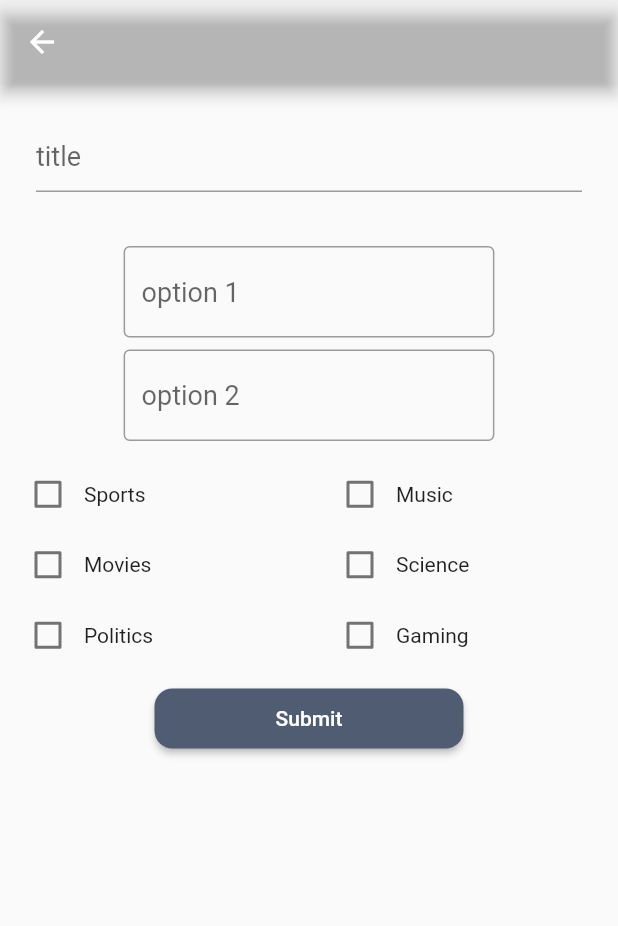
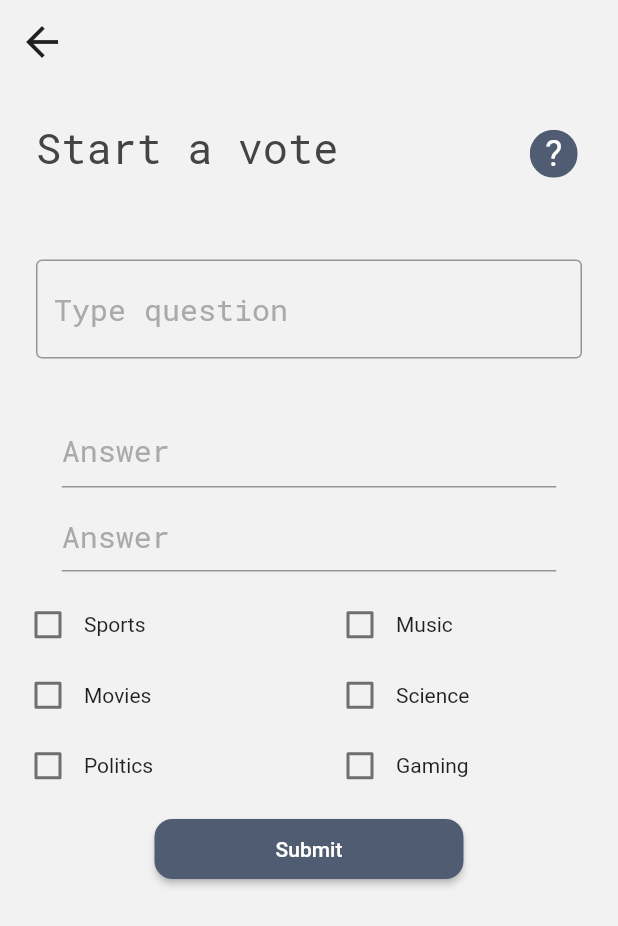
Before and after one commit to timmelcherson/swiftvote, a Flutter app: the AddVoteScreen screen opened by its route, on a phone screen of 412 x 824 dp. Shown: the top 926 px of the screen. Run offline on Flutter 3.47's test engine with Material 2 defaults, Android fonts, the phone set to English and light mode, and no system bars; our stand-ins replace bloc, cloud_firestore, equatable, firebase_core, flutter_bloc, flutter_svg; accounts and stored records are empty.

Commit message:
Improved styling on add_vote_screen

```diff
--- a/lib/screens/add_vote_screen.dart
+++ b/lib/screens/add_vote_screen.dart
@@ -1,7 +1,7 @@
 import 'package:flutter/material.dart';
 import 'package:swiftvote/data/models.dart';
-import 'package:swiftvote/utils/swiftvote_theme.dart';
 import 'package:swiftvote/utils/swiftvote_widget_keys.dart';
+import 'package:swiftvote/themes/themes.dart';
 
 typedef OnSaveCallback = Function(String title, String voteOptionOne,
     String voteOptionTwo, List<String> tags);
@@ -98,19 +98,75 @@ class _AddVoteScreenState extends State<AddVoteScreen> {
   Widget build(BuildContext context) {
     return Scaffold(
       resizeToAvoidBottomPadding: false,
-      appBar: AppBar(
-        backgroundColor: Colors.transparent,
-      ),
-      body: Form(
+      backgroundColor: ColorThemes.secondaryColor,
+      body: SafeArea(
+        child: Form(
           key: _addVoteFormKey,
           child: Column(
             children: <Widget>[
+              Row(
+                children: [
+                  IconButton(
+                    icon: Icon(Icons.arrow_back),
+                    iconSize: 32.0,
+                    alignment: Alignment.topLeft,
+                    padding: EdgeInsets.all(12.0),
+                    onPressed: () {
+                      Navigator.pop(context);
+                    },
+                  ),
+                ],
+              ),
+              Container(
+                child: Row(
+                  mainAxisSize: MainAxisSize.max,
+                  children: [
+                    Expanded(
+                      flex: 6,
+                      child: Container(
+                        alignment: Alignment.centerLeft,
+                        margin: EdgeInsets.fromLTRB(24.0, 24.0, 24.0, 32.0),
+                        child: Text(
+                          'Start a vote',
+                          style: TextThemes.mediumTitleTextStyle,
+                        ),
+                      ),
+                    ),
+                    Flexible(
+                      flex: 1,
+                      child: ClipOval(
+                        child: Material(
+                          color: ColorThemes.primaryColor,
+                          child: InkWell(
+                            child: Container(
+                              width: 32,
+                              height: 32,
+                              alignment: Alignment.center,
+                              child: Text(
+                                '?',
+                                style: TextStyle(
+                                    color: Colors.white, fontSize: 24.0),
+                              ),
+                            ),
+                            onTap: () {
+                              print('HELP ME');
+                            },
+                          ),
+                        ),
+                      ),
+                    ),
+                  ],
+                ),
+              ),
               Container(
                 margin: EdgeInsets.fromLTRB(24.0, 24.0, 24.0, 32.0),
                 child: TextFormField(
                   decoration: InputDecoration(
-                  hintText: 'title',
-                  hintStyle: TextStyle(fontSize: 18.0),
+                    hintText: 'Type question',
+                    hintStyle: TextThemes.textHintStyle,
+                    border: OutlineInputBorder(
+                      borderSide: const BorderSide(),
+                    ),
                   ),
                   validator: (value) {
                     return validateTextField(value);
@@ -121,14 +177,11 @@ class _AddVoteScreenState extends State<AddVoteScreen> {
               Container(
                 margin: EdgeInsets.symmetric(vertical: 4.0),
                 child: FractionallySizedBox(
-                widthFactor: 0.6,
+                  widthFactor: 0.8,
                   child: TextFormField(
                     decoration: InputDecoration(
-                    hintText: 'option 1',
-                    hintStyle: TextStyle(fontSize: 18.0),
-                    border: OutlineInputBorder(
-                      borderSide: const BorderSide(),
-                    ),
+                      hintText: 'Answer',
+                      hintStyle: TextThemes.textHintStyle,
                     ),
                     validator: (value) {
                       return validateTextField(value);
@@ -140,14 +193,12 @@ class _AddVoteScreenState extends State<AddVoteScreen> {
               Container(
                 margin: EdgeInsets.symmetric(vertical: 4.0),
                 child: FractionallySizedBox(
-                widthFactor: 0.6,
+                  widthFactor: 0.8,
                   child: TextFormField(
                     decoration: InputDecoration(
-                    hintText: 'option 2',
-                    hintStyle: TextStyle(fontSize: 18.0),
-                    border: OutlineInputBorder(
-                      borderSide: const BorderSide(),
-                    ),
+                      contentPadding: EdgeInsets.all(0.0),
+                      hintText: 'Answer',
+                      hintStyle: TextThemes.textHintStyle,
                     ),
                     validator: (value) {
                       return validateTextField(value);
@@ -162,8 +213,8 @@ class _AddVoteScreenState extends State<AddVoteScreen> {
                 childAspectRatio: 4.0,
                 crossAxisSpacing: 20.0,
                 padding: EdgeInsets.all(8.0),
-              children: List.generate(
-                  _tagCheckboxValues.length, (index) => customCheckBox(index)),
+                children: List.generate(_tagCheckboxValues.length,
+                    (index) => customCheckBox(index)),
               ),
 //            DropdownButton(
 //              value: _selectedItem,
@@ -178,7 +229,7 @@ class _AddVoteScreenState extends State<AddVoteScreen> {
               FractionallySizedBox(
                 widthFactor: 0.5,
                 child: RaisedButton(
-                color: SwiftvoteTheme.primaryColor,
+                  color: ColorThemes.primaryColor,
                   textColor: Colors.white,
                   padding: EdgeInsets.symmetric(vertical: 12.0),
                   shape: RoundedRectangleBorder(
@@ -187,8 +238,8 @@ class _AddVoteScreenState extends State<AddVoteScreen> {
                   onPressed: () {
                     if (_addVoteFormKey.currentState.validate()) {
                       _addVoteFormKey.currentState.save();
-                    widget.onSave(
-                        _voteTitle, _voteOptionOne, _voteOptionTwo, _voteTags);
+                      widget.onSave(_voteTitle, _voteOptionOne, _voteOptionTwo,
+                          _voteTags);
                       Navigator.pop(context);
                     }
                   },
@@ -198,6 +249,7 @@ class _AddVoteScreenState extends State<AddVoteScreen> {
             ],
           ),
         ),
+      ),
     );
   }
 
@@ -205,6 +257,7 @@ class _AddVoteScreenState extends State<AddVoteScreen> {
     if (value.trim().isEmpty) {
       return 'Enter some text';
     }
+
     return null;
   }
 
--- a/lib/screens/app_screen.dart
+++ b/lib/screens/app_screen.dart
@@ -6,6 +6,7 @@ import 'package:swiftvote/data/models.dart';
 import 'package:swiftvote/data/repositories.dart';
 import 'package:swiftvote/utils/file_storage.dart';
 import 'package:swiftvote/widgets/widgets.dart';
+import 'screens.dart';
 
 class AppScreen extends StatelessWidget {
   @override
--- a/lib/widgets/explore_page/category_explorer.dart
+++ b/lib/screens/explore_page/category_explorer.dart
@@ -1,5 +1,5 @@
 import 'package:flutter/material.dart';
-import 'package:swiftvote/utils/swiftvote_theme.dart';
+import 'package:swiftvote/themes/themes.dart';
 
 class CategoryExplorer extends StatelessWidget {
   final String headerImagePath;
@@ -21,7 +21,7 @@ class CategoryExplorer extends StatelessWidget {
                 iconTheme: innerBoxIsScrolled
                     ? IconThemeData(color: Colors.black)
                     : IconThemeData(color: Colors.white),
-                backgroundColor: SwiftvoteTheme.lightYellowBackgroundColor,
+                backgroundColor: ColorThemes.lightYellowBackgroundColor,
                 flexibleSpace: FlexibleSpaceBar(
                   title: AnimatedDefaultTextStyle(
                     child: Text(category),
@@ -98,7 +98,7 @@ class CategoryExplorerHeaderDelegate extends SliverPersistentHeaderDelegate {
           ),
           Container(
             width: MediaQuery.of(context).size.width,
-            color: SwiftvoteTheme.primaryColor,
+            color: ColorThemes.primaryColor,
             child: Padding(
               padding: const EdgeInsets.fromLTRB(16.0, 8.0, 12.0, 12.0),
               child: Text(
--- a/lib/widgets/explore_page/explore_widget.dart
+++ b/lib/screens/explore_page/explore_widget.dart
@@ -1,8 +1,8 @@
 import 'package:flutter/material.dart';
 import 'package:flutter_bloc/flutter_bloc.dart';
 import 'package:swiftvote/data/models.dart';
+import 'package:swiftvote/themes/themes.dart';
 import 'package:swiftvote/utils/swiftvote_widget_keys.dart';
-import 'package:swiftvote/utils/swiftvote_theme.dart';
 import 'package:swiftvote/blocs/blocs.dart';
 import 'package:swiftvote/widgets/loading_indicator.dart';
 
@@ -106,7 +106,7 @@ class ExploreWidgetHeaderDelegate extends SliverPersistentHeaderDelegate {
               margin: EdgeInsets.fromLTRB(16.0, 16.0, 8.0, 16.0),
               child: Text(
                 'Explore',
-                style: SwiftvoteTheme.largeTitleTextStyle,
+                style: TextThemes.largeTitleTextStyle,
                 textAlign: TextAlign.end,
               ),
             ),
--- a/lib/widgets/search_page/search_widget.dart
+++ b/lib/screens/search_page/search_widget.dart
@@ -3,7 +3,7 @@ import 'package:flutter/material.dart';
 import 'package:flutter/services.dart';
 import 'package:flutter_bloc/flutter_bloc.dart';
 import 'package:swiftvote/utils/swiftvote_widget_keys.dart';
-import 'package:swiftvote/utils/swiftvote_theme.dart';
+import 'package:swiftvote/themes/themes.dart';
 
 class SearchWidget extends StatelessWidget {
   bool _renderSearchResult = false;
@@ -103,7 +103,7 @@ class SearchWidgetHeaderDelegate extends SliverPersistentHeaderDelegate {
       BuildContext context, double shrinkOffset, bool overlapsContent) {
     return FractionallySizedBox(
       child: Container(
-        color: SwiftvoteTheme.lightYellowBackgroundColor,
+        color: ColorThemes.lightYellowBackgroundColor,
         child: Column(
           crossAxisAlignment: CrossAxisAlignment.stretch,
           children: <Widget>[
@@ -114,7 +114,7 @@ class SearchWidgetHeaderDelegate extends SliverPersistentHeaderDelegate {
                 margin: EdgeInsets.all(16.0),
                 child: Text(
                   'Search',
-                  style: SwiftvoteTheme.largeTitleTextStyle,
+                  style: TextThemes.largeTitleTextStyle,
                   textAlign: TextAlign.left,
                 ),
               ),
--- /dev/null
+++ b/lib/themes/color_themes.dart
@@ -0,0 +1,13 @@
+
+
+import 'package:flutter/material.dart';
+
+class ColorThemes extends Theme {
+
+  static const Color primaryColor = Color.fromRGBO(80, 92, 114, 1);
+  static const Color primaryColorAccent = Color.fromRGBO(54, 46, 79, 1);
+  static const Color secondaryColor = Color.fromRGBO(242, 242, 242, 1);
+  static const Color secondaryColorAccent = Color.fromRGBO(68, 68, 68, 1);
+  static const Color lightYellowBackgroundColor = Color.fromRGBO(255, 253, 245, 1);
+
+}
--- a/lib/utils/swiftvote_theme.dart
+++ b/lib/themes/text_themes.dart
@@ -1,11 +1,9 @@
+
+
 import 'package:flutter/material.dart';
+import 'package:swiftvote/themes/color_themes.dart';
 
-class SwiftvoteTheme extends Theme {
-  static const Color primaryColor = Color.fromRGBO(80, 92, 114, 1);
-  static const Color primaryColorAccent = Color.fromRGBO(54, 46, 79, 1);
-  static const Color secondaryColor = Color.fromRGBO(242, 242, 242, 1);
-  static const Color secondaryColorAccent = Color.fromRGBO(50, 50, 50, 1);
-  static const Color lightYellowBackgroundColor = Color.fromRGBO(255, 253, 245, 1);
+class TextThemes extends Theme {
 
   static const voteTagsTextStyle = TextStyle(
     fontFamily: 'RobotoMono',
@@ -16,13 +14,19 @@ class SwiftvoteTheme extends Theme {
   static const largeTitleTextStyle = TextStyle(
     fontFamily: 'RobotoMono',
     fontSize: 32.0,
-    color: secondaryColorAccent,
+    color: ColorThemes.secondaryColorAccent,
+  );
+
+  static const mediumTitleTextStyle = TextStyle(
+    fontFamily: 'RobotoMono',
+    fontSize: 28.0,
+    color: ColorThemes.secondaryColorAccent,
   );
 
   static const TextStyle lightQuestionTextStyle = TextStyle(
     fontFamily: 'RobotoMono',
     fontSize: 20.0,
-    color: secondaryColorAccent,
+    color: ColorThemes.secondaryColorAccent,
   );
 
   static const TextStyle darkQuestionTextStyle = TextStyle(
@@ -30,4 +34,10 @@ class SwiftvoteTheme extends Theme {
     fontSize: 20.0,
     color: Color.fromRGBO(255, 255, 255, 1),
   );
+
+  static const TextStyle textHintStyle = TextStyle(
+    fontFamily: 'RobotoMono',
+    fontSize: 20.0,
+    color: Color.fromRGBO(170, 170, 170, 1),
+  );
 }
--- /dev/null
+++ b/lib/themes/themes.dart
@@ -0,0 +1,2 @@
+export 'color_themes.dart';
+export 'text_themes.dart';
--- a/lib/widgets/widgets.dart
+++ b/lib/widgets/widgets.dart
@@ -1,6 +1,2 @@
-export 'search_page/search_widget.dart';
-export 'explore_page/explore_widget.dart';
-export 'settings_widget.dart';
-export 'notifications_widget.dart';
+export 'loading_indicator.dart';
 export 'tab_selector.dart';
-export './vote_page/vote_barrel.dart';
```
Also changed, not shown: lib/screens/screens.dart (+7 -0 lines), lib/screens/vote_page/vote_item.dart (renamed from lib/widgets/vote_page/vote_item.dart, +4 -6 lines), lib/screens/vote_page/vote_widget.dart (renamed from lib/widgets/vote_page/vote_widget.dart, +10 -10 lines), lib/widgets/tab_selector.dart (+6 -6 lines), lib/screens/explore_page/explore_barrel.dart (renamed from lib/widgets/explore_page/explore_barrel.dart), lib/screens/notifications_page/notifications_widget.dart (renamed from lib/widgets/notifications_widget.dart), lib/screens/settings_page/settings_widget.dart (renamed from lib/widgets/settings_widget.dart), lib/screens/vote_page/tag_item.dart (added), lib/screens/vote_page/vote_barrel.dart (renamed from lib/widgets/vote_page/vote_barrel.dart). Lines whose indentation alone changed are shown as unchanged.
